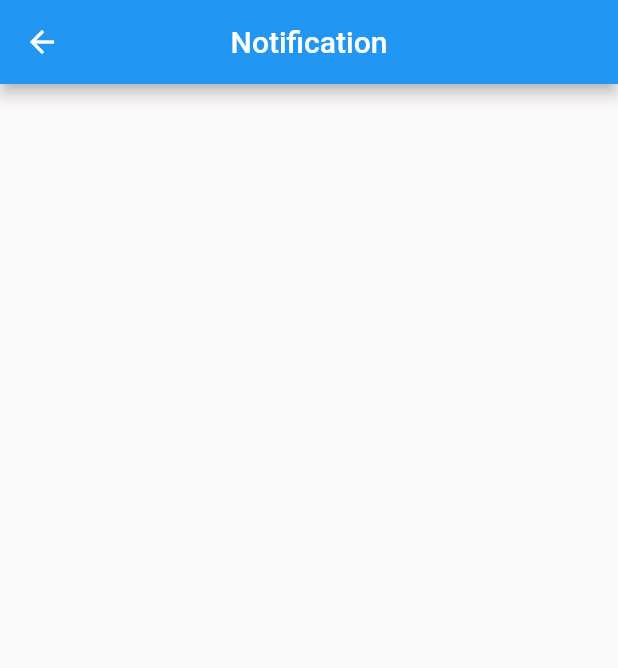
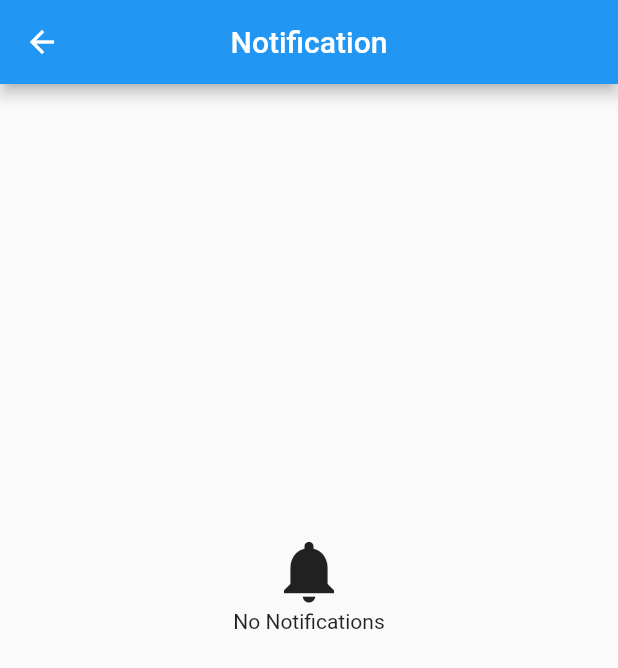
Before and after one commit to rswasthik/raitarasahayaka, a Flutter app: the notification screen opened directly, on a phone screen of 412 x 824 dp. Shown: the top 668 px of the screen. Run offline on Flutter 3.47's test engine with Material 2 defaults, Android fonts, the phone set to English and light mode, and no system bars; our stand-ins replace firebase_auth, flutter_neumorphic, google_fonts, google_sign_in, sizer; missing offline and left inert: flutter_phone_direct_caller; accounts and stored records are empty.

Commit message:
6th update

```diff
--- a/lib/ui/homepage/homepages/hire.dart
+++ b/lib/ui/homepage/homepages/hire.dart
@@ -16,6 +16,9 @@ class _hireState extends State<hire> {
         automaticallyImplyLeading: false,
         title: Text('Hire'),
       ),
+      body: Row(
+        children: [],
+      ),
     );
   }
 }
--- a/lib/ui/homepage/homepages/notificcation.dart
+++ b/lib/ui/homepage/homepages/notificcation.dart
@@ -15,6 +15,20 @@ class _notificationState extends State<notification> {
         title: Text('Notification'),
         centerTitle: true,
       ),
+      body: Center(
+        child: Padding(
+          padding: const EdgeInsets.only(top: 300),
+          child: Column(
+            children: [
+              Icon(
+                Icons.notifications,
+                size: 50,
+              ),
+              Text('No Notifications')
+            ],
+          ),
+        ),
+      ),
     );
   }
 }
--- a/pubspec.yaml
+++ b/pubspec.yaml
@@ -49,6 +49,8 @@ dependencies:
   google_sign_in: ^5.4.2
   rxdart: ^0.27.6
   shared_preferences: ^2.0.15
+  quickalert: ^1.0.0
+  motion_toast: ^2.5.3
 
 
 dev_dependencies:
```
Also changed, not shown: lib/ui/loginpage/login.dart (+19 -9 lines), lib/utilities/Services/google_auto.dart (+63 -56 lines), pubspec.lock.
